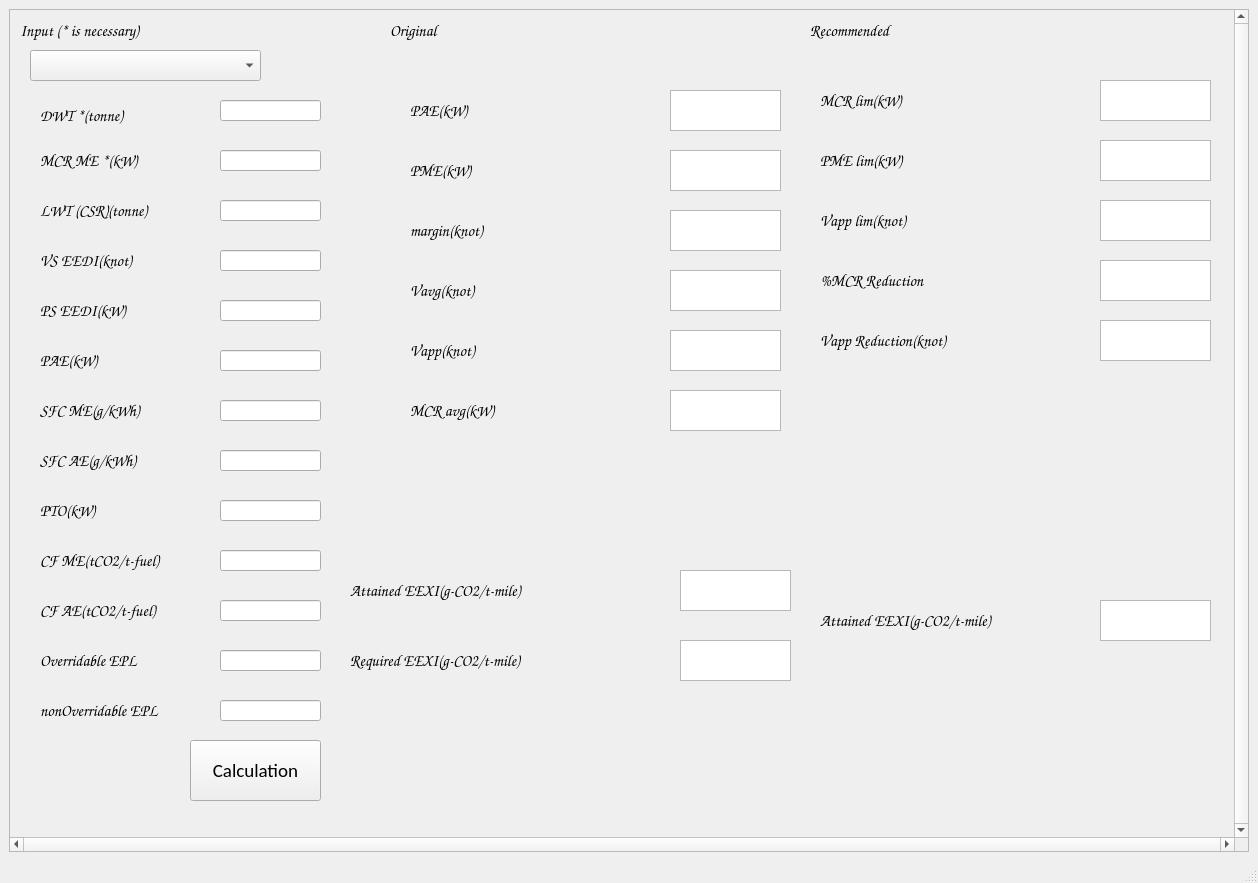
This is untitled.ui in ychins1340/EEXIcalculator as Qt 5 draws it before an edit. The edited form follows.
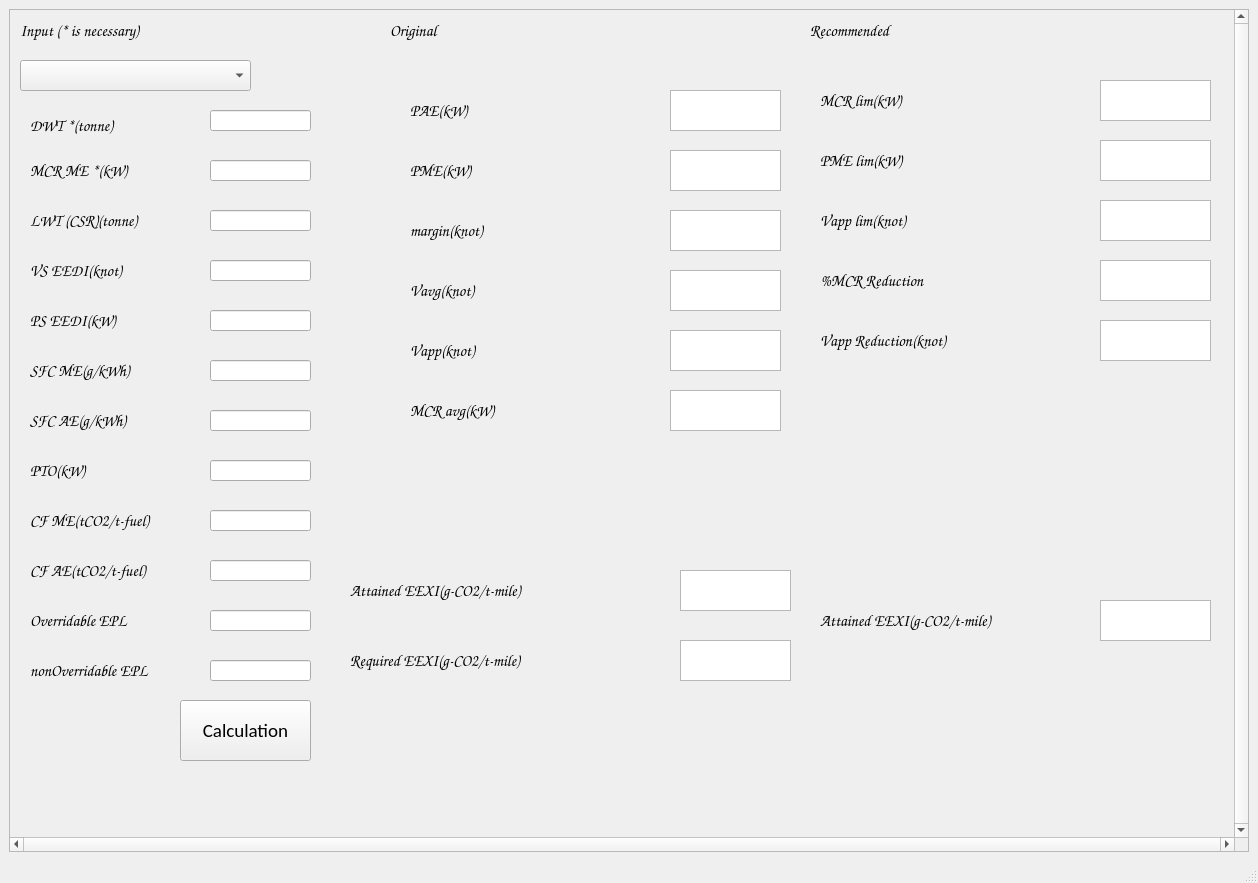
This is the edited form. Icons and pictures are not drawn.

What changed in the file:
```diff
--- a/untitled.ui
+++ b/untitled.ui
@@ -49,8 +49,8 @@
        <widget class="QWidget" name="widget" native="true">
         <property name="geometry">
          <rect>
-          <x>20</x>
-          <y>30</y>
+          <x>10</x>
+          <y>40</y>
           <width>311</width>
           <height>771</height>
          </rect>
@@ -59,7 +59,7 @@
          <property name="geometry">
           <rect>
            <x>160</x>
-           <y>700</y>
+           <y>650</y>
            <width>131</width>
            <height>61</height>
           </rect>
@@ -271,49 +271,11 @@
           <string/>
          </property>
         </widget>
-        <widget class="QLabel" name="label_23">
-         <property name="geometry">
-          <rect>
-           <x>10</x>
-           <y>300</y>
-           <width>171</width>
-           <height>41</height>
-          </rect>
-         </property>
-         <property name="font">
-          <font>
-           <family>Comic Sans MS</family>
-           <pointsize>12</pointsize>
-          </font>
-         </property>
-         <property name="text">
-          <string>PAE(kW)</string>
-         </property>
-        </widget>
-        <widget class="QLineEdit" name="PAE_in">
-         <property name="geometry">
-          <rect>
-           <x>190</x>
-           <y>310</y>
-           <width>101</width>
-           <height>21</height>
-          </rect>
-         </property>
-         <property name="font">
-          <font>
-           <family>Arial</family>
-           <pointsize>11</pointsize>
-          </font>
-         </property>
-         <property name="text">
-          <string/>
-         </property>
-        </widget>
         <widget class="QLabel" name="label_25">
          <property name="geometry">
           <rect>
            <x>10</x>
-           <y>350</y>
+           <y>300</y>
            <width>181</width>
            <height>41</height>
           </rect>
@@ -332,7 +294,7 @@
          <property name="geometry">
           <rect>
            <x>10</x>
-           <y>400</y>
+           <y>350</y>
            <width>181</width>
            <height>41</height>
           </rect>
@@ -351,7 +313,7 @@
          <property name="geometry">
           <rect>
            <x>190</x>
-           <y>360</y>
+           <y>310</y>
            <width>101</width>
            <height>21</height>
           </rect>
@@ -370,7 +332,7 @@
          <property name="geometry">
           <rect>
            <x>190</x>
-           <y>410</y>
+           <y>360</y>
            <width>101</width>
            <height>21</height>
           </rect>
@@ -389,7 +351,7 @@
          <property name="geometry">
           <rect>
            <x>10</x>
-           <y>450</y>
+           <y>400</y>
            <width>181</width>
            <height>41</height>
           </rect>
@@ -408,7 +370,7 @@
          <property name="geometry">
           <rect>
            <x>190</x>
-           <y>460</y>
+           <y>410</y>
            <width>101</width>
            <height>21</height>
           </rect>
@@ -427,7 +389,7 @@
          <property name="geometry">
           <rect>
            <x>10</x>
-           <y>500</y>
+           <y>450</y>
            <width>181</width>
            <height>41</height>
           </rect>
@@ -446,7 +408,7 @@
          <property name="geometry">
           <rect>
            <x>190</x>
-           <y>510</y>
+           <y>460</y>
            <width>101</width>
            <height>21</height>
           </rect>
@@ -465,7 +427,7 @@
          <property name="geometry">
           <rect>
            <x>190</x>
-           <y>560</y>
+           <y>510</y>
            <width>101</width>
            <height>21</height>
           </rect>
@@ -484,7 +446,7 @@
          <property name="geometry">
           <rect>
            <x>10</x>
-           <y>550</y>
+           <y>500</y>
            <width>181</width>
            <height>41</height>
           </rect>
@@ -503,7 +465,7 @@
          <property name="geometry">
           <rect>
            <x>10</x>
-           <y>600</y>
+           <y>550</y>
            <width>181</width>
            <height>41</height>
           </rect>
@@ -522,7 +484,7 @@
          <property name="geometry">
           <rect>
            <x>190</x>
-           <y>610</y>
+           <y>560</y>
            <width>101</width>
            <height>21</height>
           </rect>
@@ -541,7 +503,7 @@
          <property name="geometry">
           <rect>
            <x>10</x>
-           <y>650</y>
+           <y>600</y>
            <width>181</width>
            <height>41</height>
           </rect>
@@ -560,7 +522,7 @@
          <property name="geometry">
           <rect>
            <x>190</x>
-           <y>660</y>
+           <y>610</y>
            <width>101</width>
            <height>21</height>
           </rect>
```
